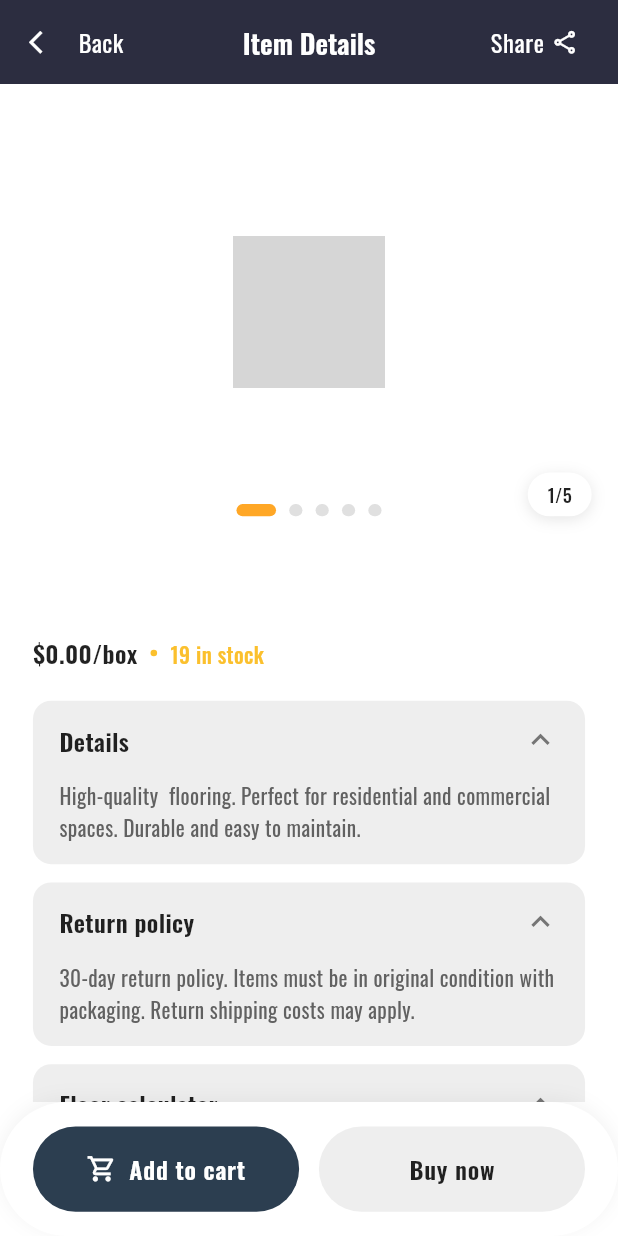
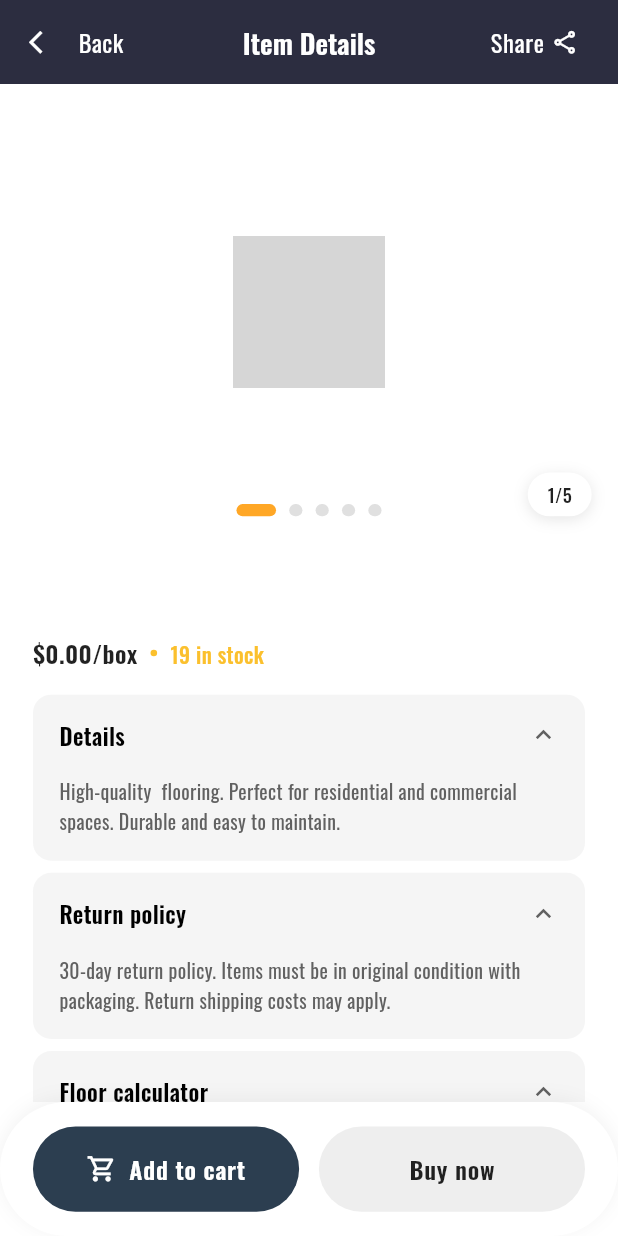
Before and after one commit to ahizaz/floorbot_mobile_app, a Flutter app: the ProductsDetails screen opened directly with empty values, after a tap on "Details", after a tap on "Return policy", after a tap on "Floor calculator", on a phone screen of 412 x 824 dp. Run offline on Flutter 3.47's test engine with Material 3 defaults, Android fonts, the light colour scheme and no system bars; our stand-ins replace flutter_screenutil, flutter_svg, get, google_fonts; grey boxes are pictures that could not be loaded.

Commit message:
feat: Refactor product details layout and improve styling for better readability

```diff
--- a/lib/app/views/screens/products/products_details.dart
+++ b/lib/app/views/screens/products/products_details.dart
@@ -174,7 +174,7 @@ class ProductsDetails extends StatelessWidget {
                           ],
                         ),
 
-                        SizedBox(height: 20.h),
+                        SizedBox(height: 16.h),
 
                         // Expandable sections
                         Obx(
@@ -185,7 +185,7 @@ class ProductsDetails extends StatelessWidget {
                             expandedContent: Text(
                               'High-quality ${product.name.toLowerCase()} flooring. Perfect for residential and commercial spaces. Durable and easy to maintain.',
                               style: TextStyle(
-                                fontSize: 14.sp,
+                                fontSize: 13.sp,
                                 color: Colors.grey[700],
                                 height: 1.5,
                               ),
@@ -201,7 +201,7 @@ class ProductsDetails extends StatelessWidget {
                             expandedContent: Text(
                               '30-day return policy. Items must be in original condition with packaging. Return shipping costs may apply.',
                               style: TextStyle(
-                                fontSize: 14.sp,
+                                fontSize: 13.sp,
                                 color: Colors.grey[700],
                                 height: 1.5,
                               ),
--- a/lib/app/views/widgets/product_details/expandable_section.dart
+++ b/lib/app/views/widgets/product_details/expandable_section.dart
@@ -18,9 +18,9 @@ class ExpandableSection extends StatelessWidget {
   @override
   Widget build(BuildContext context) {
     return Container(
-      margin: EdgeInsets.only(bottom: 12.h),
+      margin: EdgeInsets.only(bottom: 8.h),
       decoration: BoxDecoration(
-        color: Colors.grey[200],
+        color: Colors.grey[100],
         borderRadius: BorderRadius.circular(12.r),
       ),
       child: Column(
@@ -29,24 +29,26 @@ class ExpandableSection extends StatelessWidget {
             onTap: onTap,
             borderRadius: BorderRadius.circular(12.r),
             child: Padding(
-              padding: EdgeInsets.symmetric(horizontal: 16.w, vertical: 14.h),
+              padding: EdgeInsets.symmetric(horizontal: 16.w, vertical: 16.h),
               child: Row(
                 mainAxisAlignment: MainAxisAlignment.spaceBetween,
                 children: [
-                  Text(
-                    title,
-                    style: TextStyle(
-                      fontSize: 16.sp,
-                      fontWeight: FontWeight.w600,
-                      color: Colors.black87,
+                  Expanded(
+                    child: Text(
+                      title,
+                      style: TextStyle(
+                        fontSize: 15.sp,
+                        fontWeight: FontWeight.w600,
+                        color: Colors.black,
+                      ),
                     ),
                   ),
                   Icon(
                     isExpanded
                         ? Icons.keyboard_arrow_up
                         : Icons.keyboard_arrow_down,
-                    color: Colors.grey[600],
-                    size: 24.sp,
+                    color: Colors.grey[700],
+                    size: 20.sp,
                   ),
                 ],
               ),
@@ -54,7 +56,7 @@ class ExpandableSection extends StatelessWidget {
           ),
           if (isExpanded && expandedContent != null)
             Padding(
-              padding: EdgeInsets.fromLTRB(16.w, 0, 16.w, 14.h),
+              padding: EdgeInsets.fromLTRB(16.w, 0, 16.w, 16.h),
               child: expandedContent,
             ),
         ],
--- a/lib/app/views/widgets/product_details/floor_calculator_widget.dart
+++ b/lib/app/views/widgets/product_details/floor_calculator_widget.dart
@@ -32,24 +32,24 @@ class FloorCalculatorWidget extends StatelessWidget {
           children: [
             // Length input
             Expanded(
+              flex: 3,
               child: Column(
                 crossAxisAlignment: CrossAxisAlignment.start,
                 children: [
                   Text(
                     'Length',
                     style: TextStyle(
-                      fontSize: 14.sp,
+                      fontSize: 13.sp,
                       color: Colors.black87,
                       fontWeight: FontWeight.w500,
                     ),
                   ),
-                  SizedBox(height: 8.h),
+                  SizedBox(height: 6.h),
                   Container(
-                    height: 70.h,
-                    padding: EdgeInsets.symmetric(horizontal: 16.w),
+                    height: 56.h,
                     decoration: BoxDecoration(
                       color: Colors.white,
-                      borderRadius: BorderRadius.circular(12.r),
+                      borderRadius: BorderRadius.circular(10.r),
                       border: Border.all(color: Colors.grey[300]!, width: 1),
                     ),
                     child: Center(
@@ -58,7 +58,7 @@ class FloorCalculatorWidget extends StatelessWidget {
                         keyboardType: TextInputType.number,
                         textAlign: TextAlign.center,
                         style: TextStyle(
-                          fontSize: 36.sp,
+                          fontSize: 28.sp,
                           fontWeight: FontWeight.w600,
                           color: Colors.black87,
                         ),
@@ -68,7 +68,7 @@ class FloorCalculatorWidget extends StatelessWidget {
                           contentPadding: EdgeInsets.zero,
                           hintText: '0',
                           hintStyle: TextStyle(
-                            fontSize: 36.sp,
+                            fontSize: 28.sp,
                             fontWeight: FontWeight.w600,
                             color: Colors.grey[300],
                           ),
@@ -79,28 +79,28 @@ class FloorCalculatorWidget extends StatelessWidget {
                 ],
               ),
             ),
-            SizedBox(width: 12.w),
+            SizedBox(width: 8.w),
 
             // Width input
             Expanded(
+              flex: 3,
               child: Column(
                 crossAxisAlignment: CrossAxisAlignment.start,
                 children: [
                   Text(
                     'Width',
                     style: TextStyle(
-                      fontSize: 14.sp,
+                      fontSize: 13.sp,
                       color: Colors.black87,
                       fontWeight: FontWeight.w500,
                     ),
                   ),
-                  SizedBox(height: 8.h),
+                  SizedBox(height: 6.h),
                   Container(
-                    height: 70.h,
-                    padding: EdgeInsets.symmetric(horizontal: 16.w),
+                    height: 56.h,
                     decoration: BoxDecoration(
                       color: Colors.white,
-                      borderRadius: BorderRadius.circular(12.r),
+                      borderRadius: BorderRadius.circular(10.r),
                       border: Border.all(color: Colors.grey[300]!, width: 1),
                     ),
                     child: Center(
@@ -109,7 +109,7 @@ class FloorCalculatorWidget extends StatelessWidget {
                         keyboardType: TextInputType.number,
                         textAlign: TextAlign.center,
                         style: TextStyle(
-                          fontSize: 36.sp,
+                          fontSize: 28.sp,
                           fontWeight: FontWeight.w600,
                           color: Colors.black87,
                         ),
@@ -119,7 +119,7 @@ class FloorCalculatorWidget extends StatelessWidget {
                           contentPadding: EdgeInsets.zero,
                           hintText: '0',
                           hintStyle: TextStyle(
-                            fontSize: 36.sp,
+                            fontSize: 28.sp,
                             fontWeight: FontWeight.w600,
                             color: Colors.grey[300],
                           ),
@@ -130,49 +130,53 @@ class FloorCalculatorWidget extends StatelessWidget {
                 ],
               ),
             ),
-            SizedBox(width: 12.w),
+            SizedBox(width: 8.w),
 
             // Unit dropdown
             Expanded(
+              flex: 2,
               child: Column(
                 crossAxisAlignment: CrossAxisAlignment.start,
                 children: [
                   Text(
                     'Unit',
                     style: TextStyle(
-                      fontSize: 14.sp,
+                      fontSize: 13.sp,
                       color: Colors.black87,
                       fontWeight: FontWeight.w500,
                     ),
                   ),
-                  SizedBox(height: 8.h),
+                  SizedBox(height: 6.h),
                   Container(
-                    height: 70.h,
-                    padding: EdgeInsets.symmetric(horizontal: 12.w),
+                    height: 56.h,
+                    padding: EdgeInsets.symmetric(horizontal: 8.w),
                     decoration: BoxDecoration(
                       color: Colors.white,
-                      borderRadius: BorderRadius.circular(12.r),
+                      borderRadius: BorderRadius.circular(10.r),
                       border: Border.all(color: Colors.grey[300]!, width: 1),
                     ),
                     child: DropdownButtonHideUnderline(
                       child: DropdownButton<String>(
                         value: selectedUnit,
                         isExpanded: true,
-                        isDense: false,
+                        isDense: true,
                         icon: Icon(
                           Icons.keyboard_arrow_down,
-                          size: 24.sp,
+                          size: 20.sp,
                           color: Colors.black87,
                         ),
                         style: TextStyle(
-                          fontSize: 15.sp,
+                          fontSize: 13.sp,
                           color: Colors.black87,
                           fontWeight: FontWeight.w500,
                         ),
                         items: ['Sqr. m.', 'Sqr. ft.'].map((String value) {
                           return DropdownMenuItem<String>(
                             value: value,
-                            child: Text(value),
+                            child: Text(
+                              value,
+                              style: TextStyle(fontSize: 12.sp),
+                            ),
                           );
                         }).toList(),
                         onChanged: onUnitChanged,
@@ -185,15 +189,15 @@ class FloorCalculatorWidget extends StatelessWidget {
           ],
         ),
 
-        SizedBox(height: 16.h),
+        SizedBox(height: 12.h),
 
         // Product size
         Text(
           'Product size: $productSize',
           style: TextStyle(
-            fontSize: 14.sp,
+            fontSize: 13.sp,
             color: Colors.black87,
-            fontWeight: FontWeight.w400,
+            fontWeight: FontWeight.w500,
           ),
         ),
 
@@ -203,9 +207,9 @@ class FloorCalculatorWidget extends StatelessWidget {
         Text(
           'Quantity: $quantity pcs',
           style: TextStyle(
-            fontSize: 14.sp,
+            fontSize: 13.sp,
             color: Colors.black87,
-            fontWeight: FontWeight.w400,
+            fontWeight: FontWeight.w500,
           ),
         ),
 
@@ -213,12 +217,19 @@ class FloorCalculatorWidget extends StatelessWidget {
 
         // Result
         if (calculatedBoxes > 0)
-          Text(
-            'You\'ll need $calculatedBoxes box',
-            style: TextStyle(
-              fontSize: 14.sp,
-              color: Colors.blue[600],
-              fontWeight: FontWeight.w600,
+          Container(
+            padding: EdgeInsets.symmetric(horizontal: 12.w, vertical: 8.h),
+            decoration: BoxDecoration(
+              color: Colors.blue[50],
+              borderRadius: BorderRadius.circular(8.r),
+            ),
+            child: Text(
+              'You\'ll need $calculatedBoxes ${calculatedBoxes == 1 ? 'box' : 'boxes'}',
+              style: TextStyle(
+                fontSize: 13.sp,
+                color: Colors.blue[700],
+                fontWeight: FontWeight.w600,
+              ),
             ),
           ),
       ],
```
